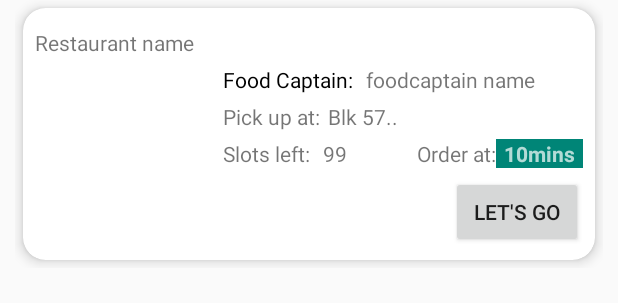
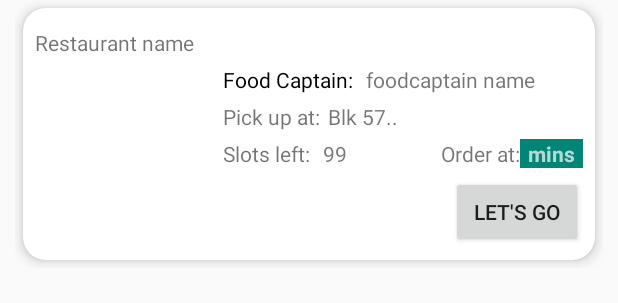
Before and after one commit to daryllman/HungryTogether-AndroidApplication, an Android app: the layout open_order_item.xml on its own in the app's theme, with its tools: preview values and no code run, on a phone screen of 412 x 824 dp. Shown: the top 303 px of the screen. Run offline under Robolectric (Android 15) with nearby library versions, the phone set to English and light mode, and no system bars.

Commit message:
remove redundant text to show, maintain flexibility in layout

```diff
--- a/app/src/main/res/layout/open_order_item.xml
+++ b/app/src/main/res/layout/open_order_item.xml
@@ -101,6 +101,7 @@
                 android:layout_toLeftOf="@id/time_left_num"
                 android:text="Order at:" />
 
+            <!-- time_left_mins is being replaced with time. time_left_num & time_left_mins are for future flexbility-->
             <TextView
                 android:id="@+id/time_left_num"
                 android:layout_width="wrap_content"
@@ -110,7 +111,7 @@
                 android:layout_toLeftOf="@id/time_left_mins"
                 android:background="@color/colorPrimary"
                 android:paddingLeft="5dp"
-                android:text="10"
+                android:text=""
                 android:textAppearance="@style/Base.TextAppearance.AppCompat.Small.Inverse"
                 android:textStyle="bold" />
 
```
